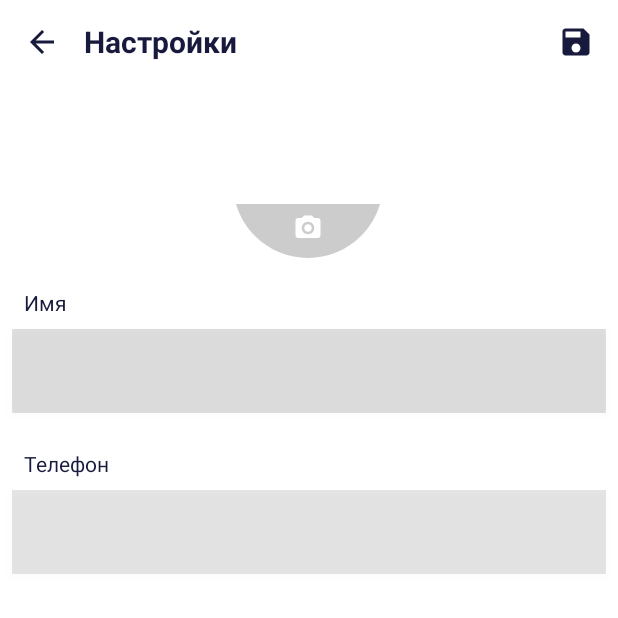
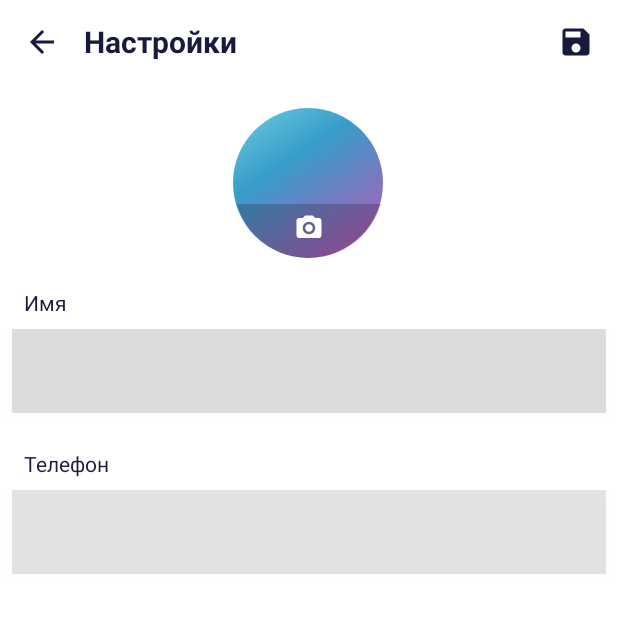
Before and after one commit to RuslanBarcho/LostPet, an Android app: the fragment SettingsFragment shown on its own in the app's theme, on a phone screen of 412 x 824 dp, the top half of it. Run offline under Robolectric (Android 15) with nearby library versions, the phone set to English and light mode, and no system bars; our stand-ins replace RxJava; 1 statement that could not run was skipped.

Commit message:
Fixed saving user's settings

```diff
--- a/app/build.gradle
+++ b/app/build.gradle
@@ -44,7 +44,6 @@ dependencies {
     implementation 'com.github.bumptech.glide:glide:4.8.0'
     kapt 'com.github.bumptech.glide:compiler:4.8.0'
     implementation "org.jetbrains.kotlin:kotlin-stdlib-jdk7:$kotlin_version"
-
     //RxJava 2
     implementation "io.reactivex.rxjava2:rxjava:2.1.3"
     implementation "io.reactivex.rxjava2:rxandroid:2.0.1"
@@ -56,11 +55,12 @@ dependencies {
     implementation 'com.facebook.stetho:stetho:1.5.0'
     implementation 'com.facebook.stetho:stetho-okhttp3:1.5.0'
     implementation 'com.squareup.okhttp3:okhttp:3.9.0'
-
     //Google play services
     implementation "com.google.android.gms:play-services-location:16.0.0"
     implementation 'com.google.android.gms:play-services-maps:16.0.0'
     implementation 'com.google.android.gms:play-services-vision:17.0.2'
+    //loader
+    implementation 'com.elyeproj.libraries:loaderviewlibrary:1.5.0'
 }
 repositories {
     mavenCentral()
--- a/app/src/main/java/io/vinter/lostpet/ui/settings/SettingsViewModel.kt
+++ b/app/src/main/java/io/vinter/lostpet/ui/settings/SettingsViewModel.kt
@@ -7,7 +7,6 @@ import io.reactivex.schedulers.Schedulers
 import io.vinter.lostpet.entity.Message
 import io.vinter.lostpet.entity.advert.User
 import io.vinter.lostpet.network.NetModule
-import io.vinter.lostpet.network.form.RegisterForm
 import io.vinter.lostpet.network.service.UserService
 import retrofit2.HttpException
 
@@ -18,7 +17,7 @@ class SettingsViewModel: ViewModel(){
 
     fun editUser(token: String, user: User){
         NetModule.retrofit.create(UserService::class.java)
-                .editUser(token, user)
+                .editUser("Bearer $token", user)
                 .subscribeOn(Schedulers.io())
                 .observeOn(AndroidSchedulers.mainThread())
                 .subscribe(message::postValue) {
--- /dev/null
+++ b/app/src/main/res/drawable/ic_profile_pic_placeholder.xml
@@ -0,0 +1,22 @@
+<vector xmlns:android="http://schemas.android.com/apk/res/android"
+    xmlns:aapt="http://schemas.android.com/aapt"
+    android:width="100dp"
+    android:height="100dp"
+    android:viewportWidth="100"
+    android:viewportHeight="100">
+  <path
+      android:pathData="M50,50m-50,0a50,50 0,1 1,100 0a50,50 0,1 1,-100 0">
+    <aapt:attr name="android:fillColor">
+      <gradient
+          android:startY="-8.3612"
+          android:startX="24.5819"
+          android:endY="100"
+          android:endX="95.6522"
+          android:type="linear">
+        <item android:offset="0" android:color="#FF69C8DD"/>
+        <item android:offset="0.331492" android:color="#FF369DCA"/>
+        <item android:offset="1" android:color="#FFC054B5"/>
+      </gradient>
+    </aapt:attr>
+  </path>
+</vector>
--- a/app/src/main/res/layout/fragment_settings.xml
+++ b/app/src/main/res/layout/fragment_settings.xml
@@ -84,12 +84,12 @@
 
     <ImageView
         android:id="@+id/imageView4"
-        android:layout_width="wrap_content"
-        android:layout_height="wrap_content"
+        android:layout_width="100dp"
+        android:layout_height="100dp"
         android:layout_marginEnd="8dp"
         android:layout_marginStart="8dp"
         android:layout_marginTop="16dp"
-        android:src="@drawable/ic_profile_pic_edit"
+        android:background="@drawable/ic_profile_pic_placeholder"
         app:layout_constraintEnd_toEndOf="parent"
         app:layout_constraintHorizontal_bias="0.498"
         app:layout_constraintStart_toStartOf="parent"
@@ -126,4 +126,17 @@
         android:tint="@color/colorAccentDark"
         app:layout_constraintEnd_toEndOf="parent"
         app:layout_constraintTop_toTopOf="parent" />
+
+    <ImageButton
+        android:id="@+id/imageButton"
+        android:layout_width="wrap_content"
+        android:layout_height="wrap_content"
+        android:layout_marginEnd="8dp"
+        android:layout_marginStart="8dp"
+        android:layout_marginTop="16dp"
+        android:background="@drawable/ripple_transparent"
+        android:src="@drawable/ic_profile_pic_edit"
+        app:layout_constraintEnd_toEndOf="parent"
+        app:layout_constraintStart_toStartOf="parent"
+        app:layout_constraintTop_toBottomOf="@+id/textView7" />
 </android.support.constraint.ConstraintLayout>
```
Also changed, not shown: app/src/main/res/layout/activity_advert.xml (+43 -31 lines).
